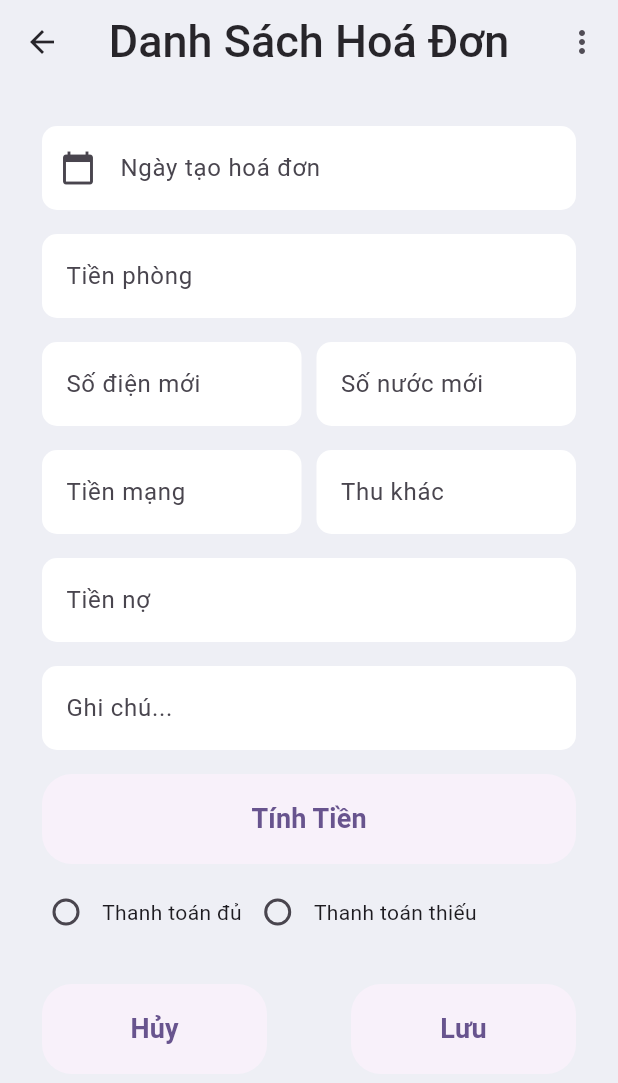
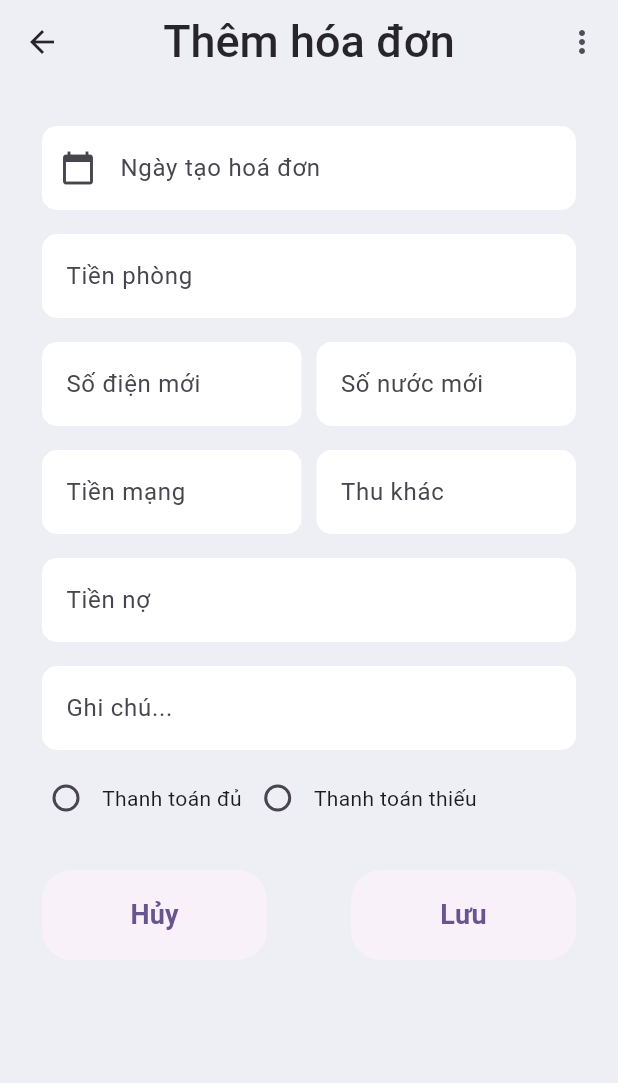
Before and after one commit to nguyenvuhoanghoa95/Room_Manager, a Flutter app: the InvoiceCreatePage screen opened by its route, on a phone screen of 412 x 824 dp. Shown: the top 1083 px of the screen. Run offline on Flutter 3.47's test engine with Material 3 defaults, Android fonts, the phone set to English and light mode, and no system bars; our stand-ins replace hive, hive_flutter; accounts and stored records are empty.

Commit message:
05/06/2024 Commit
- Add invoice page
- Add invoice create page
- Edit data model

```diff
--- a/lib/model/invoice.dart
+++ b/lib/model/invoice.dart
@@ -1,22 +1,23 @@
-import 'package:hive/hive.dart';
+import 'package:hive_flutter/hive_flutter.dart';
+import 'package:room_manager/model/activity.dart';
+
+import '../database/database_setting.dart';
 
 part 'invoice.g.dart';
 
-@HiveType(typeId: 5 , adapterName: "InvoiceAdapter" )
+@HiveType(typeId: 5, adapterName: "InvoiceAdapter")
 class Invoice extends HiveObject {
-  static int _lastId = 0; // Static variable to keep track of last used ID
-
   @HiveField(0)
-  late int id;
+  late int newElectricityNumber;
 
   @HiveField(1)
-  late int newElectricityNumber;
+  late int newWaterNumber;
 
   @HiveField(2)
-  late int waterNumber;
+  int? currentElectricityNumber;
 
   @HiveField(3)
-  late int roomId;
+  int? currentWaterNumber;
 
   @HiveField(4)
   late DateTime fromDate;
@@ -25,16 +26,24 @@ class Invoice extends HiveObject {
   late DateTime toDate;
 
   @HiveField(6)
-  late double amountAlreadyPay;
+  double amountAlreadyPay;
 
   @HiveField(7)
-  late double amountOwed;
+  double? amountOwed;
 
   @HiveField(8)
-  late String roomActivityString;
+  HiveList<Activity>? activities;
 
   // Constructor
-  Invoice(this.newElectricityNumber, this.waterNumber, this.roomId, this.fromDate, this.toDate, this.amountAlreadyPay, this.amountOwed, this.roomActivityString){
-    id = ++_lastId; // Increment the last used ID and assign it to the current instance
+  Invoice(this.newElectricityNumber, this.newWaterNumber, this.fromDate, this.toDate, this.amountAlreadyPay) {
+    if (invoiceBox.isNotEmpty) {
+      var lastInvoice = invoiceBox.values.last;
+      if (lastInvoice.currentElectricityNumber != null && lastInvoice.currentWaterNumber != null) {
+        currentElectricityNumber = lastInvoice.currentElectricityNumber;
+        currentWaterNumber = lastInvoice.currentWaterNumber;
+      }
+      amountAlreadyPay = lastInvoice.amountAlreadyPay;
+    }
+    activities = HiveList(invoiceBox);
   }
 }
--- a/lib/model/room.dart
+++ b/lib/model/room.dart
@@ -15,22 +15,13 @@ class Room extends HiveObject {
   @HiveField(2)
   late String roomRenterName;
 
-  @HiveField(3 , defaultValue: 0.0)
-  double? amountOfRoom;
-
-  @HiveField(4, defaultValue: 0.0)
+  @HiveField(3, defaultValue: 0.0)
   double? totalAmountOwed;
 
-  @HiveField(5)
-  int? currentElectricityNumber;
-
-  @HiveField(6)
-  int? currentWaterNumber;
-
-  @HiveField(7)
+  @HiveField(4)
   late HiveList<Invoice> invoices;
 
-  @HiveField(8 , defaultValue: false)
+  @HiveField(5 , defaultValue: false)
   bool? status;
 
   // Constructor
--- a/lib/screens/home_page.dart
+++ b/lib/screens/home_page.dart
@@ -34,8 +34,7 @@ class _HomePageState extends State<HomePage> {
           addHouse();
         } else {
           //Edit action
-          var house = editHouse(houses![index!]);
-          houseBox.putAt(index, house);
+          editHouse(houses![index]);
         }
     }
     setState(() {
@@ -104,7 +103,7 @@ class _HomePageState extends State<HomePage> {
     editHouse.availableRooms = int.parse(_availableRoomsController.text);
     editHouse.electricityPrice = int.parse(_electricityPriceController.text);
     editHouse.waterPrice = int.parse(_waterPriceController.text);
-    return editHouse;
+    return editHouse.save();
   }
 
   //Clearn data in controller
--- a/lib/screens/invoice_create_page.dart
+++ b/lib/screens/invoice_create_page.dart
@@ -1,6 +1,8 @@
 import 'package:flutter/material.dart';
 import 'package:flutter/services.dart';
 import 'package:room_manager/constants/colors.dart';
+import 'package:room_manager/model/invoice.dart';
+import 'package:room_manager/model/room.dart';
 import 'package:room_manager/widgets/appbar/invoice_appbar.dart';
 import 'package:room_manager/widgets/dialog/note_dialog.dart';
 
@@ -12,8 +14,26 @@ class InvoiceCreatePage extends StatefulWidget {
 }
 
 class _InvoiceCreatePage extends State<InvoiceCreatePage> {
+  Room? room;
+  Invoice? invoice;
   final _formKey = GlobalKey<FormState>();
   String currentPayment = '';
+
+  @override
+  void initState() {
+    super.initState();
+
+    Future.delayed(Duration.zero, () {
+      setState(() {
+        var agument = ModalRoute.of(context)!.settings.arguments;
+        if(agument is Room){
+            room = agument;
+        }else{
+            invoice = agument as Invoice?;
+        }
+      });
+    });
+  }
 
   Future<void> selectDate() async {
     var pickerDate = await showDatePicker(
@@ -41,8 +61,8 @@ class _InvoiceCreatePage extends State<InvoiceCreatePage> {
   @override
   Widget build(BuildContext context) {
     return Scaffold(
+      appBar: const InvoiceAppBar(title: "Thêm hóa đơn",),
       backgroundColor: tbBGColor,
-      appBar: const InvoiceAppBar(),
       body: Padding(
         padding: const EdgeInsets.all(20.0),
         child: Form(
@@ -214,7 +234,9 @@ class _InvoiceCreatePage extends State<InvoiceCreatePage> {
                     ),
                   ),
                 ),
-                Padding(
+                 Visibility(
+                   visible: room != null,
+                   child: Padding(
                     padding: const EdgeInsets.all(8.0),
                     child: ElevatedButton(
                       onPressed: () {},
@@ -235,7 +257,10 @@ class _InvoiceCreatePage extends State<InvoiceCreatePage> {
                       ),
                     ),
                                    ),
-                Row(
+                 ),
+                Visibility(
+                  visible: room == null,
+                  child: Row(
                     children: [
                       Radio(
                         value: 'final-pay1',
@@ -259,7 +284,10 @@ class _InvoiceCreatePage extends State<InvoiceCreatePage> {
                       const Text('Thanh toán thiếu'),
                     ],
                   ),
-                Padding(
+                ),
+                Visibility(
+                  visible: room == null,
+                  child: Padding(
                     padding: const EdgeInsets.all(8.0),
                     child: Visibility(
                       visible: currentPayment.isNotEmpty &&
@@ -281,7 +309,10 @@ class _InvoiceCreatePage extends State<InvoiceCreatePage> {
                           ]),
                     ),
                   ),
-                Padding(
+                ),
+                Visibility(
+                  visible: room == null,
+                  child: Padding(
                     padding: const EdgeInsets.all(8.0),
                     child: Row(
                       mainAxisAlignment: MainAxisAlignment.spaceBetween,
@@ -327,6 +358,7 @@ class _InvoiceCreatePage extends State<InvoiceCreatePage> {
                         ),
                       ],
                     ),
+                  ),
                 )
               ],
             )),
--- a/lib/widgets/appbar/invoice_appbar.dart
+++ b/lib/widgets/appbar/invoice_appbar.dart
@@ -1,18 +1,37 @@
 import 'package:flutter/material.dart';
 import 'package:room_manager/constants/colors.dart';
+import 'package:room_manager/model/room.dart';
 
 class InvoiceAppBar extends StatelessWidget implements PreferredSizeWidget {
+  final Room? room;
+  final String title;
+
+
   const InvoiceAppBar({
     super.key,
+    this.room,
+    required this.title,
   });
+
+
 
   @override
   Widget build(BuildContext context) {
+
+    //Navigate to invoicePage
+    navigateToInvoiceCreatePage(Room? room){
+        Navigator.pushNamed(
+          context,
+          '/invoice-page/Create',
+          arguments: room
+        );
+    }
+
     return AppBar(
       backgroundColor: tbBGColor,
-      title: const Text(
-        "Danh Sách Hoá Đơn",
-        style: TextStyle(
+      title:  Text(
+        title,
+        style:const TextStyle(
           fontSize: 30,
           fontWeight: FontWeight.w500,
         ),
@@ -27,15 +46,23 @@ class InvoiceAppBar extends StatelessWidget implements PreferredSizeWidget {
       ),
       elevation: 0.00,
       actions: [
-      PopupMenuButton(
+      room != null ? PopupMenuButton(
+                    position: PopupMenuPosition.under,
+                    itemBuilder: (context) => [
+                      PopupMenuItem(
+                        onTap: () => navigateToInvoiceCreatePage(room),
+                        child: const Text('Tạo hóa đơn mới'),
+                      ),
+                    ],
+                  ) : PopupMenuButton(
                     position: PopupMenuPosition.under,
                     itemBuilder: (context) => [
                       // PopupMenuItem(
-                        // onTap: () => openDialog(context),
-                        // child: const Text('Thêm giá điện nước'),
+                      //   onTap: () => navigateToInvoiceCreatePage(room),
+                      //   child: const Text('Tạo hóa đơn mới'),
                       // ),
                     ],
-                  ),
+                  )
       ],
     );
   }
```
Also changed, not shown: lib/main.dart (+13 -0 lines), lib/screens/invoice_page.dart (+32 -42 lines), lib/screens/room_page.dart (+54 -26 lines), lib/widgets/dialog/room_dialog.dart (+9 -5 lines), lib/widgets/invoice/invoice_item.dart (added, +53 -0 lines), lib/widgets/room/room_item.dart (+7 -5 lines), lib/model/invoice.g.dart, lib/model/room.g.dart. Lines whose indentation alone changed are shown as unchanged.
